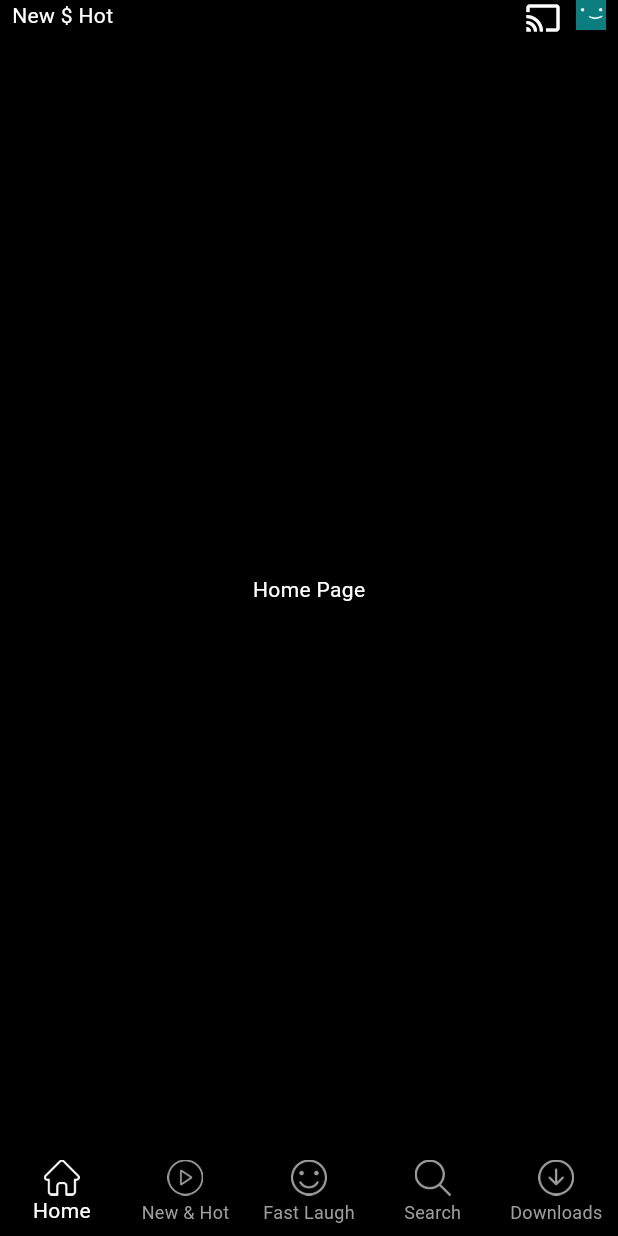
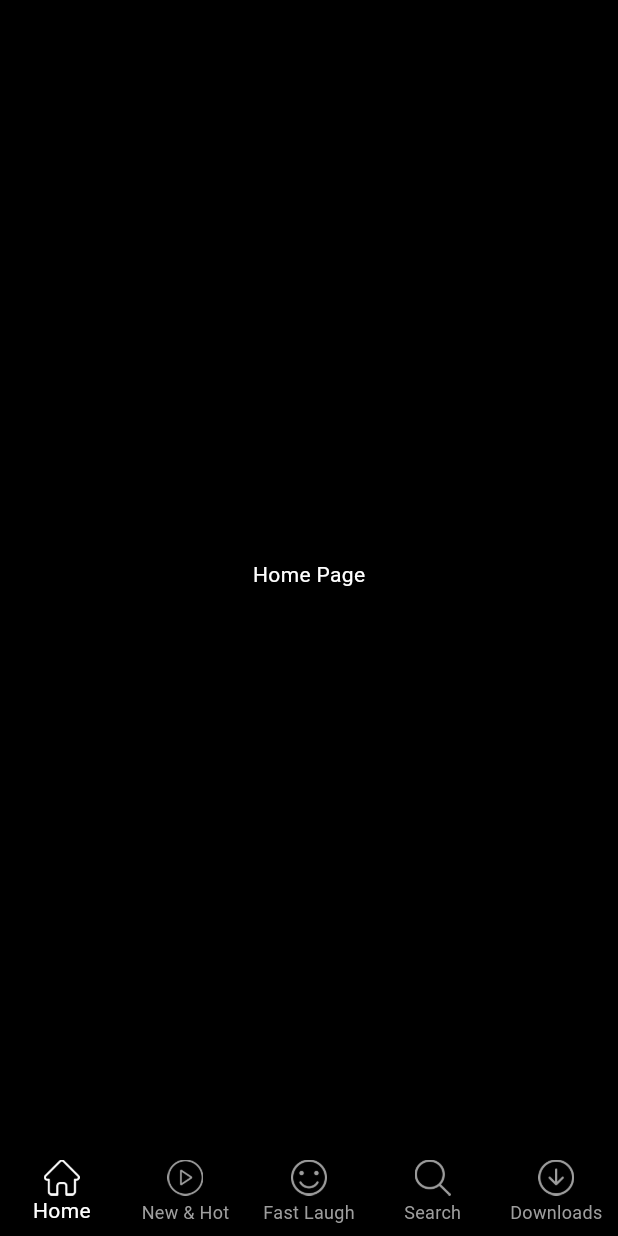
Before and after one commit to robinbaby007/Netflix_flutter, a Flutter app: the screen it shows after launch, on a phone screen of 412 x 824 dp. Run offline on Flutter 3.47's test engine with Material 3 defaults, Android fonts, the phone set to English and light mode, and no system bars; our stand-ins replace google_fonts.

Commit message:
Bug: download App bar overlaps stattus bar

```diff
--- a/lib/presentation/downloads/screen/screen_downloads.dart
+++ b/lib/presentation/downloads/screen/screen_downloads.dart
@@ -1,4 +1,5 @@
 import 'package:flutter/material.dart';
+import 'package:netflix/presentation/widgets/app_bar_widget.dart';
 
 class ScreenDownloads extends StatelessWidget {
   const ScreenDownloads({super.key});
@@ -6,6 +7,10 @@ class ScreenDownloads extends StatelessWidget {
   @override
   Widget build(BuildContext context) {
     return const Scaffold(
+      appBar: PreferredSize(
+        preferredSize: Size.fromHeight(150),
+        child: AppBarWidget(),
+      ),
       body: SafeArea(
         child: Center(
           child: Text(
--- a/lib/presentation/home/screen_home.dart
+++ b/lib/presentation/home/screen_home.dart
@@ -1,5 +1,4 @@
 import 'package:flutter/material.dart';
-import 'package:netflix/presentation/widgets/app_bar_widget.dart';
 
 class ScreenHome extends StatelessWidget {
   const ScreenHome({super.key});
@@ -7,10 +6,6 @@ class ScreenHome extends StatelessWidget {
   @override
   Widget build(BuildContext context) {
     return const Scaffold(
-      appBar: PreferredSize(
-        preferredSize: Size.fromHeight(20),
-        child: AppBarWidget(),
-      ),
       body: SafeArea(
         child: Center(
           child: Text(
--- a/lib/presentation/main_page/screen_main_page.dart
+++ b/lib/presentation/main_page/screen_main_page.dart
@@ -19,8 +19,8 @@ class ScreenMainPage extends StatelessWidget {
               0 => const ScreenHome(),
               1 => const ScreenNewAndHot(),
               2 => const ScreenFastLaugh(),
-              4 => const ScreenSearch(),
-              5 => const ScreenDownloads(),
+              3 => const ScreenSearch(),
+              4 => const ScreenDownloads(),
               _ => const ScreenHome()
             };
             return screen;
--- a/lib/presentation/widgets/app_bar_widget.dart
+++ b/lib/presentation/widgets/app_bar_widget.dart
@@ -1,15 +1,15 @@
 import 'package:flutter/material.dart';
+import 'package:google_fonts/google_fonts.dart';
 
 class AppBarWidget extends StatelessWidget {
   const AppBarWidget({super.key});
-
   @override
   Widget build(BuildContext context) {
     return Padding(
       padding: const EdgeInsets.only(left: 8, right: 8),
       child: Row(
         children: [
-          const Text("New \$ Hot"),
+          Text("New \$ Hot", style: GoogleFonts.montserrat()),
           const Spacer(),
           const Icon(
             Icons.cast,
@@ -27,5 +27,4 @@ class AppBarWidget extends StatelessWidget {
       ),
     );
   }
-
 }
```
